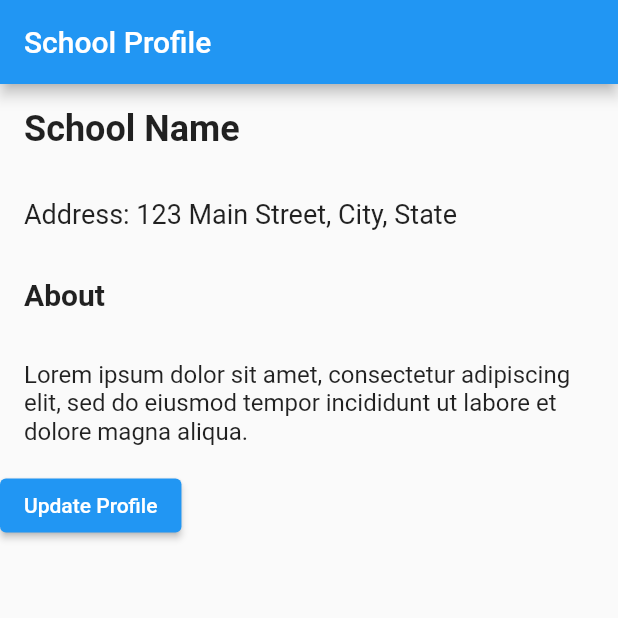
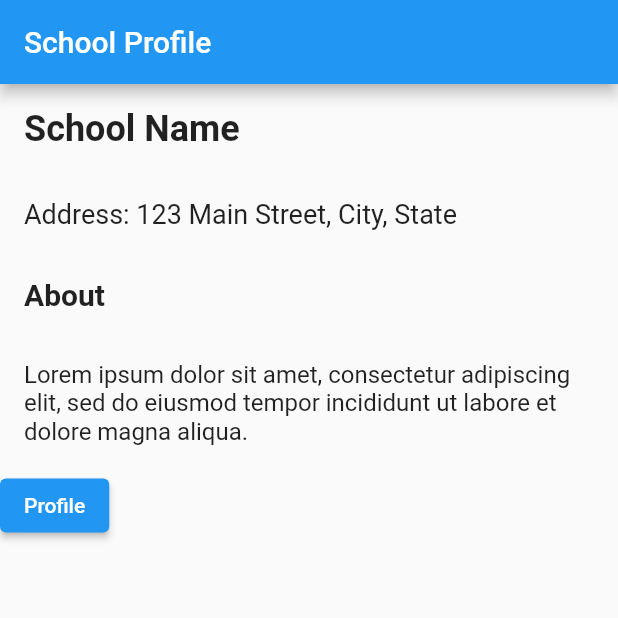
Before and after one commit to KukangSulap/dmc_sql, a Flutter app: the screen it shows after launch, on a phone screen of 412 x 824 dp, the top half of it. Run offline on Flutter 3.47's test engine with Material 2 defaults, Android fonts, the phone set to English and light mode, and no system bars.

Commit message:
dummy changes 2

```diff
--- a/dmc_sql/lib/main.dart
+++ b/dmc_sql/lib/main.dart
@@ -75,7 +75,7 @@ class _SchoolProfilePageState extends State<SchoolProfilePage> {
                   MaterialPageRoute(builder: (context) => ProfileApp()),
                 );
               },
-              child: const Text('Update Profile'),
+              child: const Text('Profile'),
             ),
           ],
         ),
```
